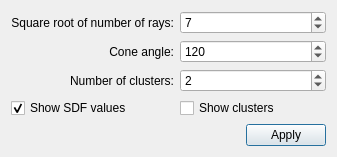
This is Polyhedron/demo/Polyhedron/Mesh_segmentation_dialog.ui in CGAL/cgal as Qt 5 draws it before an edit. The edited form follows.
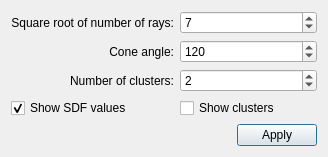
This is the edited form.

Commit message: Modaless issue solved. (e.g. while dialog is open, we can rotate mesh)

```diff
--- a/Polyhedron/demo/Polyhedron/Mesh_segmentation_dialog.ui
+++ b/Polyhedron/demo/Polyhedron/Mesh_segmentation_dialog.ui
@@ -8,7 +8,7 @@
    <rect>
     <x>0</x>
     <y>0</y>
-    <width>337</width>
+    <width>328</width>
     <height>149</height>
    </rect>
   </property>
```
Left out of the diff: 6 changed lines with no effect on the pictures. The commit also changes 1 other file.
